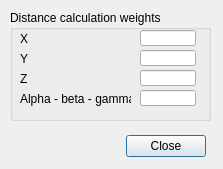
Before: the Qt Designer form ui/qdlgworkspacemetric.ui in CoppeliaRobotics/coppeliaSimLib, drawn with Qt 5.
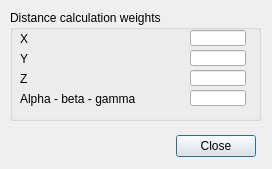
After: the same form once the commit is applied.

The edit to the form file:
```diff
--- a/ui/qdlgworkspacemetric.ui
+++ b/ui/qdlgworkspacemetric.ui
@@ -6,7 +6,7 @@
    <rect>
     <x>0</x>
     <y>0</y>
-    <width>223</width>
+    <width>272</width>
     <height>169</height>
    </rect>
   </property>
@@ -21,7 +21,7 @@
     <rect>
      <x>15</x>
      <y>130</y>
-     <width>191</width>
+     <width>241</width>
      <height>32</height>
     </rect>
    </property>
@@ -34,7 +34,7 @@
     <rect>
      <x>10</x>
      <y>10</y>
-     <width>201</width>
+     <width>251</width>
      <height>111</height>
     </rect>
    </property>
@@ -60,7 +60,7 @@
    <widget class="QLineEdit" name="qqX">
     <property name="geometry">
      <rect>
-      <x>130</x>
+      <x>180</x>
       <y>20</y>
       <width>56</width>
       <height>16</height>
@@ -98,7 +98,7 @@
      <rect>
       <x>10</x>
       <y>80</y>
-      <width>111</width>
+      <width>171</width>
       <height>18</height>
      </rect>
     </property>
@@ -109,7 +109,7 @@
    <widget class="QLineEdit" name="qqY">
     <property name="geometry">
      <rect>
-      <x>130</x>
+      <x>180</x>
       <y>40</y>
       <width>56</width>
       <height>16</height>
@@ -119,7 +119,7 @@
    <widget class="QLineEdit" name="qqZ">
     <property name="geometry">
      <rect>
-      <x>130</x>
+      <x>180</x>
       <y>60</y>
       <width>56</width>
       <height>16</height>
@@ -129,7 +129,7 @@
    <widget class="QLineEdit" name="qqAbg">
     <property name="geometry">
      <rect>
-      <x>130</x>
+      <x>180</x>
       <y>80</y>
       <width>56</width>
       <height>16</height>
```
